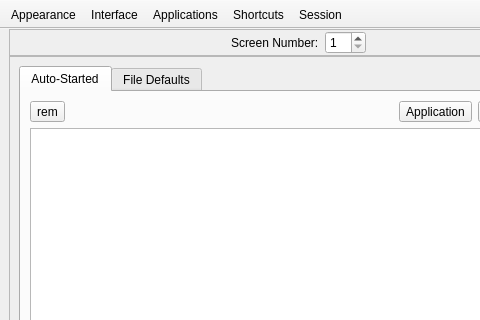
Qt form lumina-config/mainUI.ui (lumina-desktop/lumina) before a commit; both pictures show x 0 to 480 and y 0 to 320 of the 596 by 442 pixel window.
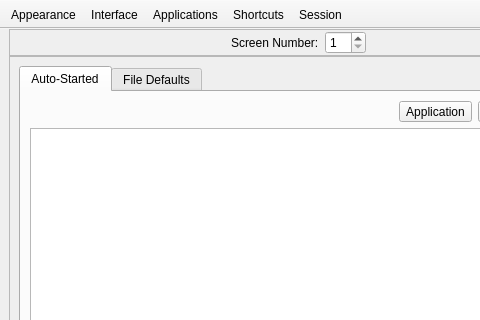
The same form after that commit. The open tabs and pages were chosen to show the change.

```diff
--- a/lumina-config/mainUI.ui
+++ b/lumina-config/mainUI.ui
@@ -1223,13 +1223,6 @@
            <layout class="QVBoxLayout" name="verticalLayout_19">
             <item>
              <layout class="QHBoxLayout" name="horizontalLayout_17">
-              <item>
-               <widget class="QToolButton" name="tool_session_rmapp">
-                <property name="text">
-                 <string notr="true">rem</string>
-                </property>
-               </widget>
-              </item>
               <item>
                <spacer name="horizontalSpacer_14">
                 <property name="orientation">
```
Left out of the diff: 8 changed lines with no effect on the pictures.
